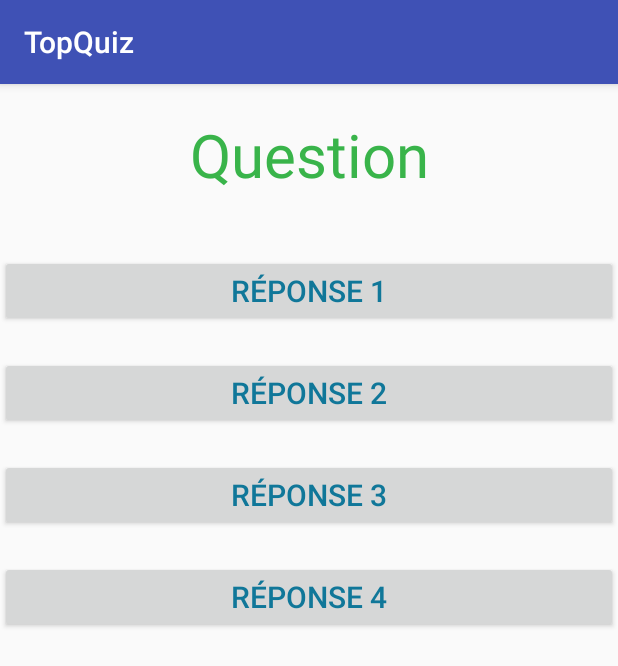
After one commit to Matthieu876/TopQuiz-coursAndroid, an Android app: the GameActivity screen opened directly, with no data from a screen before it, on a phone screen of 412 x 824 dp. The commit adds this screen. Shown: the top 666 px of the screen. Run offline under Robolectric (Android 15) with nearby library versions, the phone set to English and light mode, and no system bars.

Commit message:
Création de la seconde activité avec référencement des éléments graphique et branchement au bouton main

```diff
--- a/app/src/main/AndroidManifest.xml
+++ b/app/src/main/AndroidManifest.xml
@@ -16,6 +16,7 @@
                 <category android:name="android.intent.category.LAUNCHER" />
             </intent-filter>
         </activity>
+        <activity android:name=".GameActivity"></activity>
     </application>
 
 </manifest>
--- /dev/null
+++ b/app/src/main/java/com/matthieuc/topquiz/GameActivity.java
@@ -0,0 +1,29 @@
+package com.matthieuc.topquiz;
+
+import android.support.v7.app.AppCompatActivity;
+import android.os.Bundle;
+import android.widget.Button;
+import android.widget.TextView;
+
+public class GameActivity extends AppCompatActivity {
+
+    private TextView mQuestion;
+    private Button mAnswerBtn1;
+    private Button mAnswerBtn2;
+    private Button mAnswerBtn3;
+    private Button mAnswerBtn4;
+
+
+    @Override
+    protected void onCreate(Bundle savedInstanceState) {
+        super.onCreate(savedInstanceState);
+        setContentView(R.layout.activity_game);
+
+        mQuestion = (TextView) findViewById(R.id.activity_game_question_txt);
+        mAnswerBtn1 = (Button) findViewById(R.id.activity_game_answerbtn1);
+        mAnswerBtn2 = (Button) findViewById(R.id.activity_game_answerbtn2);
+        mAnswerBtn3 = (Button) findViewById(R.id.activity_game_answerbtn3);
+        mAnswerBtn4 = (Button) findViewById(R.id.activity_game_answerbtn4);
+
+    }
+}
--- a/app/src/main/java/com/matthieuc/topquiz/MainActivity.java
+++ b/app/src/main/java/com/matthieuc/topquiz/MainActivity.java
@@ -1,5 +1,6 @@
 package com.matthieuc.topquiz;
 
+import android.content.Intent;
 import android.support.v7.app.AppCompatActivity;
 import android.os.Bundle;
 import android.text.Editable;
@@ -46,7 +47,9 @@ public class MainActivity extends AppCompatActivity {
         mPlayButton.setOnClickListener(new View.OnClickListener() {
             @Override
             public void onClick(View v) {
-
+                //Démarrage de l'activité game
+                Intent gameActivityIntent = new Intent(MainActivity.this, GameActivity.class);
+                startActivity(gameActivityIntent);
             }
         });
     }
--- /dev/null
+++ b/app/src/main/res/layout/activity_game.xml
@@ -0,0 +1,58 @@
+<?xml version="1.0" encoding="utf-8"?>
+<LinearLayout xmlns:android="http://schemas.android.com/apk/res/android"
+    xmlns:app="http://schemas.android.com/apk/res-auto"
+    xmlns:tools="http://schemas.android.com/tools"
+    android:layout_width="match_parent"
+    android:layout_height="match_parent"
+    android:orientation="vertical"
+    tools:context="com.matthieuc.topquiz.GameActivity">
+
+    <TextView
+        android:id="@+id/activity_game_question_txt"
+        android:layout_width="match_parent"
+        android:gravity="center"
+        android:textSize="40sp"
+        android:layout_height="wrap_content"
+        android:layout_marginBottom="10dp"
+        android:padding="20dp"
+        android:textColor="#39b44a"
+        android:text="Question"/>
+
+    <Button
+        android:id="@+id/activity_game_answerbtn1"
+        android:layout_width="match_parent"
+        android:layout_height="wrap_content"
+        android:layout_marginTop="10dp"
+        android:layout_marginBottom="10dp"
+        android:textColor="#107799"
+        android:textSize="20sp"
+        android:text="Réponse 1"/>
+    <Button
+        android:id="@+id/activity_game_answerbtn2"
+        android:layout_width="match_parent"
+        android:layout_height="wrap_content"
+        android:layout_marginTop="10dp"
+        android:layout_marginBottom="10dp"
+        android:textColor="#107799"
+        android:textSize="20sp"
+        android:text="Réponse 2"/>
+    <Button
+        android:id="@+id/activity_game_answerbtn3"
+        android:layout_width="match_parent"
+        android:layout_height="wrap_content"
+        android:layout_marginTop="10dp"
+        android:layout_marginBottom="10dp"
+        android:textColor="#107799"
+        android:textSize="20sp"
+        android:text="Réponse 3"/>
+    <Button
+        android:id="@+id/activity_game_answerbtn4"
+        android:layout_width="match_parent"
+        android:layout_height="wrap_content"
+        android:layout_marginTop="10dp"
+        android:layout_marginBottom="10dp"
+        android:textColor="#107799"
+        android:textSize="20sp"
+        android:text="Réponse 4"/>
+
+</LinearLayout>
```
